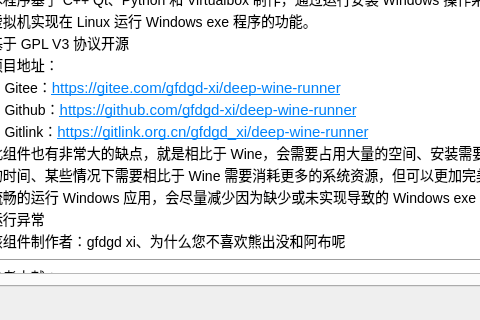
Qt form VM-source/mainwindow.ui (gfdgd-xi/deep-wine-runner) before a commit; both pictures show x 246 to 726 and y 109 to 429 of the 807 by 429 pixel window.
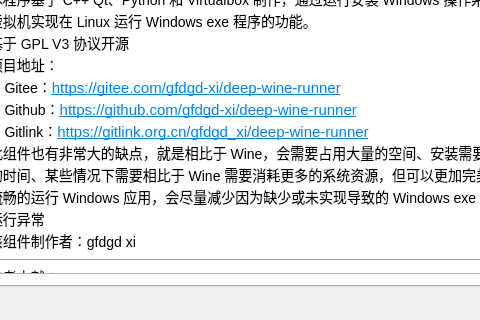
The same form after that commit. Icons and pictures are not drawn.

Commit message: 移除作者信息

```diff
--- a/VM-source/mainwindow.ui
+++ b/VM-source/mainwindow.ui
@@ -353,7 +353,7 @@
 &lt;p style=&quot; margin-top:0px; margin-bottom:0px; margin-left:0px; margin-right:0px; -qt-block-indent:0; text-indent:0px;&quot;&gt;    Github：&lt;a href=&quot;https://github.com/gfdgd-xi/deep-wine-runner&quot;&gt;&lt;span style=&quot; font-size:11pt; text-decoration: underline; color:#0082fa;&quot;&gt;https://github.com/gfdgd-xi/deep-wine-runner&lt;/span&gt;&lt;/a&gt;&lt;/p&gt;
 &lt;p style=&quot; margin-top:0px; margin-bottom:0px; margin-left:0px; margin-right:0px; -qt-block-indent:0; text-indent:0px;&quot;&gt;    Gitlink：&lt;a href=&quot;https://gitlink.org.cn/gfdgd_xi/deep-wine-runner&quot;&gt;&lt;span style=&quot; font-size:11pt; text-decoration: underline; color:#0082fa;&quot;&gt;https://gitlink.org.cn/gfdgd_xi/deep-wine-runner&lt;/span&gt;&lt;/a&gt;&lt;/p&gt;
 &lt;p style=&quot; margin-top:0px; margin-bottom:0px; margin-left:0px; margin-right:0px; -qt-block-indent:0; text-indent:0px;&quot;&gt;此组件也有非常大的缺点，就是相比于 Wine，会需要占用大量的空间、安装需要大量的时间、某些情况下需要相比于 Wine 需要消耗更多的系统资源，但可以更加完美、流畅的运行 Windows 应用，会尽量减少因为缺少或未实现导致的 Windows exe 程序运行异常&lt;/p&gt;
-&lt;p style=&quot; margin-top:0px; margin-bottom:0px; margin-left:0px; margin-right:0px; -qt-block-indent:0; text-indent:0px;&quot;&gt;该组件制作者：gfdgd xi、为什么您不喜欢熊出没和阿布呢&lt;/p&gt;
+&lt;p style=&quot; margin-top:0px; margin-bottom:0px; margin-left:0px; margin-right:0px; -qt-block-indent:0; text-indent:0px;&quot;&gt;该组件制作者：gfdgd xi&lt;/p&gt;
 &lt;hr /&gt;
 &lt;p style=&quot; margin-top:0px; margin-bottom:0px; margin-left:0px; margin-right:0px; -qt-block-indent:0; text-indent:0px;&quot;&gt;参考文献：&lt;/p&gt;
 &lt;p style=&quot; margin-top:0px; margin-bottom:0px; margin-left:0px; margin-right:0px; -qt-block-indent:0; text-indent:0px;&quot;&gt;&lt;span style=&quot; font-family:'Droid Sans Mono','monospace','monospace'; font-size:11pt; color:#6a9955;&quot;&gt;https://juejin.cn/post/7080484519328874510&lt;/span&gt;&lt;/p&gt;&lt;/body&gt;&lt;/html&gt;</string>
```
The commit also changes 12 other files.
